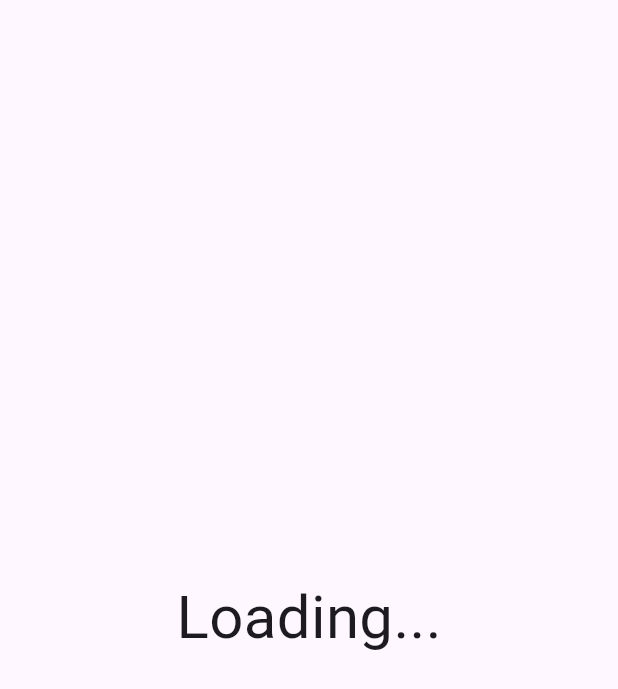
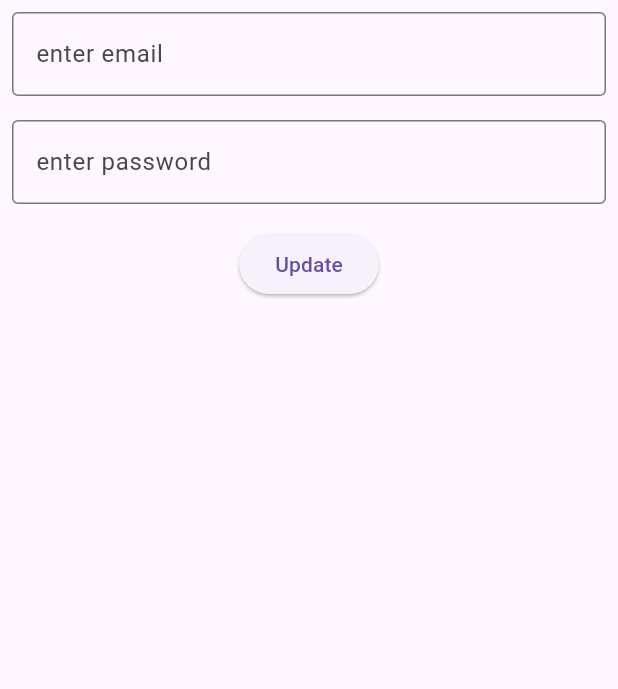
Before and after one commit to jbcdmi/lecture_firebase_46, a Flutter app: the RealtimeDatabaseLecture screen opened directly, on a phone screen of 412 x 824 dp. Shown: the top 689 px of the screen. Run offline on Flutter 3.47's test engine with Material 3 defaults, Android fonts, the phone set to English and light mode, and no system bars; our stand-ins replace firebase_auth, firebase_core, firebase_database, google_sign_in; accounts and stored records are empty.

Commit message:
add_d_realtime_database

```diff
--- a/lib/Dhruvin/RealtimeDatabase/RealtimeDatabaseLecture.dart
+++ b/lib/Dhruvin/RealtimeDatabase/RealtimeDatabaseLecture.dart
@@ -17,7 +17,8 @@
 }
 
 class _RealtimeDatabaseLectureState extends State<RealtimeDatabaseLecture> {
-  String data = "Loading...";
+  // List<Map<dynamic, dynamic>> users = [];
+  List<User> users = [];
 
   @override
   void initState() {
@@ -26,7 +27,7 @@
   }
 
   void fetchData() {
-    DatabaseReference ref = FirebaseDatabase.instance.ref();
+    DatabaseReference ref = FirebaseDatabase.instance.ref("users");
     // single time read
     // ref.get().then((dataSnapshot) {
     //   if (dataSnapshot.exists) {
@@ -41,18 +42,142 @@
       var dataSnapshot = event.snapshot;
       if (dataSnapshot.exists) {
         setState(() {
-          var map = dataSnapshot.value as Map;
-          data = map["limit"].toString();
+          print("::::: ${dataSnapshot.value}");
+          // {-Omn1f2fcpneJwzWeBPy: {email: bhautik, password: 123}}
+          var data = dataSnapshot.value as Map<dynamic, dynamic>;
+
+          // users.clear();
+          // data.forEach((key, value) {
+          //   users.add(value);
+          // });
+
+          users.clear();
+          data.forEach((id, user) {
+            users.add(User.fromJson(Map.castFrom(user), id));
+          });
         });
       }
-    },);
+    });
   }
+
+  TextEditingController emailController = TextEditingController();
+  TextEditingController passwordController = TextEditingController();
+  User? editUser;
 
   @override
   Widget build(BuildContext context) {
     return Scaffold(
-      body: Center(child: Text(data, style: TextStyle(fontSize: 40))),
+      body: Column(
+        children: [
+          Padding(
+            padding: const EdgeInsets.all(8.0),
+            child: TextField(
+              controller: emailController,
+              decoration: InputDecoration(border: OutlineInputBorder(), hintText: "enter email"),
+            ),
+          ),
+          Padding(
+            padding: const EdgeInsets.all(8.0),
+            child: TextField(
+              controller: passwordController,
+              decoration: InputDecoration(border: OutlineInputBorder(), hintText: "enter password"),
+            ),
+          ),
+          Padding(
+            padding: const EdgeInsets.all(8.0),
+            child: ElevatedButton(
+              onPressed: () {
+                if (editUser != null) {
+                  // editUser?.email = emailController.text;
+                  // editUser?.password = passwordController.text;
+                  User user = User(email: emailController.text, password: passwordController.text);
+                  editUserData(user, editUser!.id!);
+                  editUser = null;
+                  emailController.clear();
+                  passwordController.clear();
+                } else {
+                  addUser(emailController.text, passwordController.text);
+                }
+              },
+              child: Text(editUser != null ? "Update" : "Add"),
+            ),
+          ),
+          Expanded(
+            child: ListView.builder(
+              itemCount: users.length,
+              itemBuilder: (context, index) {
+                // Map user = users[index];
+                User user = users[index];
+                return Padding(
+                  padding: const EdgeInsets.all(8.0),
+                  child: ListTile(
+                    // title: Text("${user["email"]}"),
+                    // subtitle: Text("${user["password"]}"),
+                    title: Text("${user.email}"),
+                    subtitle: Text("${user.password}"),
+                    tileColor: Colors.indigo.shade100,
+                    trailing: Row(
+                      mainAxisSize: MainAxisSize.min,
+                      children: [
+                        IconButton(
+                          onPressed: () {
+                            emailController.text = user.email;
+                            passwordController.text = user.password;
+                            editUser = user;
+                            setState(() {});
+                          },
+                          icon: Icon(Icons.edit),
+                        ),
+                        IconButton(
+                          onPressed: () {
+                            deleteUser(user);
+                          },
+                          icon: Icon(Icons.delete),
+                        ),
+                      ],
+                    ),
+                  ),
+                );
+              },
+            ),
+          ),
+        ],
+      ),
     );
+  }
+
+  Future<void> addUser(String email, String password) async {
+    DatabaseReference ref = FirebaseDatabase.instance.ref("users").push();
+    await ref.set({"email": email, "password": password});
+    ScaffoldMessenger.of(context).showSnackBar(SnackBar(content: Text("User added successfully")));
+  }
+
+  Future<void> editUserData(User user, String id) async {
+    DatabaseReference ref = FirebaseDatabase.instance.ref("users");
+    await ref.child(id).update(user.toJson());
+    ScaffoldMessenger.of(context).showSnackBar(SnackBar(content: Text("User updated successfully")));
+  }
+
+  Future<void> deleteUser(User user) async {
+    DatabaseReference ref = FirebaseDatabase.instance.ref("users");
+    await ref.child(user.id!).remove();
+    ScaffoldMessenger.of(context).showSnackBar(SnackBar(content: Text("User deleted successfully")));
+  }
+}
+
+class User {
+  String? id;
+  final String email;
+  final String password;
+
+  User({this.id, required this.email, required this.password});
+
+  factory User.fromJson(Map<String, dynamic> json, String id) {
+    return User(id: id, email: json["email"], password: json["password"]);
+  }
+
+  Map<String, dynamic> toJson() {
+    return {"email": email, "password": password};
   }
 }
 
@@ -60,5 +185,5 @@
 *   No-SQL database
 *   Data is stored in JSON format
 *
-* GIT : https://github.com/jbcdmi/lecture_firebase_46.git
+* Git : https://github.com/jbcdmi/lecture_firebase_46.git
 * */
```
